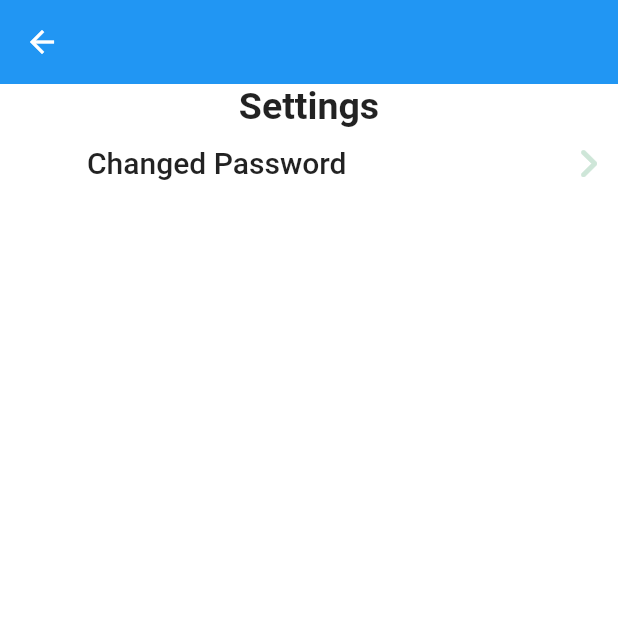
After one commit to Etiocart/etiocart-mobile, a Flutter app: the SettingsPage screen opened directly, on a phone screen of 412 x 824 dp, the top half of it. The commit adds this screen. Run offline on Flutter 3.47's test engine with Material 2 defaults, Android fonts, the phone set to English and light mode, and no system bars; our stand-ins replace carousel_pro, font_awesome_flutter, intl_phone_number_input, material_design_icons_flutter, qr_flutter and 1 more; missing offline and left inert: dart:ffi; accounts and stored records are empty; network calls fail.

Commit message:
change profile settings

```diff
--- /dev/null
+++ b/lib/Screens/HomeView/settings1.dart/buttomwidget.dart
@@ -0,0 +1,64 @@
+import 'package:flutter/material.dart';
+import 'package:font_awesome_flutter/font_awesome_flutter.dart';
+
+import 'iconwidget.dart';
+
+class AccountList extends StatelessWidget {
+  const AccountList({
+    Key? key,
+    required this.icon,
+    required this.text,
+    required this.press,
+  }) : super(key: key);
+
+  final String text;
+  final dynamic icon;
+  final VoidCallback press;
+
+  @override
+  Widget build(BuildContext context) {
+    var icons;
+    return Padding(
+      padding: EdgeInsets.symmetric(
+
+          // horizontal: 5, vertical: 0
+
+          ),
+      child: TextButton(
+        onPressed: press,
+        style: ButtonStyle(
+          // backgroundColor: MaterialStateProperty.all(Colors.green[700]),
+          // backgroundColor: MaterialStateProperty(Color: col),
+          shape: MaterialStateProperty.all(
+            RoundedRectangleBorder(
+              borderRadius: BorderRadius.circular(15.0),
+            ),
+          ),
+        ),
+        child: Row(
+          crossAxisAlignment: CrossAxisAlignment.start,
+          children: [
+            // const SizedBox(
+            //   width: 10,
+            // ),
+            // IconWidget(
+            //   // color: Colors.black,
+            //   icon: icon,
+            // ),
+            SizedBox(
+              width: 50,
+            ),
+            Expanded(
+              child: Text(
+                text,
+                style: Theme.of(context).textTheme.titleLarge,
+              ),
+            ),
+            Icon(FontAwesomeIcons.angleRight,
+                color: Theme.of(context).backgroundColor),
+          ],
+        ),
+      ),
+    );
+  }
+}
--- /dev/null
+++ b/lib/Screens/HomeView/settings1.dart/setting.dart
@@ -0,0 +1,35 @@
+import 'package:ethiocart/Screens/HomeView/settings1.dart/buttomwidget.dart';
+import 'package:flutter/material.dart';
+import 'package:flutter/src/widgets/container.dart';
+import 'package:flutter/src/widgets/framework.dart';
+
+class SettingsPage extends StatefulWidget {
+  const SettingsPage({super.key});
+
+  @override
+  State<SettingsPage> createState() => _SettingsPageState();
+}
+
+class _SettingsPageState extends State<SettingsPage> {
+  @override
+  Widget build(BuildContext context) {
+    return Scaffold(
+      backgroundColor: Colors.transparent,
+      appBar: AppBar(),
+      body: SafeArea(
+        child: Column(
+          mainAxisAlignment: MainAxisAlignment.start,
+          children: [
+            Container(
+              child: Text(
+                'Settings',
+                style: TextStyle(fontSize: 25, fontWeight: FontWeight.bold),
+              ),
+            ),
+            AccountList(icon: Icons.abc, text: "Changed Password", press: () {})
+          ],
+        ),
+      ),
+    );
+  }
+}
```
Also changed, not shown: lib/Screens/HomeView/for_you.dart/for_you.dart (+5 -5 lines), lib/Screens/HomeView/settings1.dart/iconwidget.dart (added, +20 -0 lines), lib/Screens/Profile/profile_view.dart (+22 -13 lines), lib/Screens/bottom_nav_screen.dart (+24 -13 lines), lib/main.dart (+6 -3 lines).
